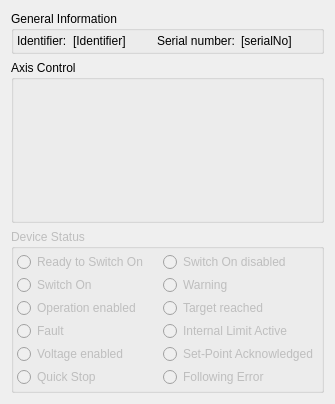
This is FaulhaberMCS/dockWidgetFaulhaberMCS.ui in itom-project/plugins as Qt 5 draws it before an edit. The edited form follows.
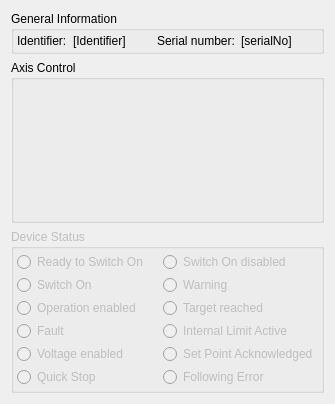
This is the edited form. Custom widgets are drawn as their Qt base class.

```diff
--- a/FaulhaberMCS/dockWidgetFaulhaberMCS.ui
+++ b/FaulhaberMCS/dockWidgetFaulhaberMCS.ui
@@ -120,7 +120,7 @@
       <item row="4" column="1">
        <widget class="QRadioButton" name="radioButtonSetPointAcknowledged">
         <property name="text">
-         <string>Set-Point Acknowledged</string>
+         <string>Set Point Acknowledged</string>
         </property>
         <property name="autoExclusive">
          <bool>false</bool>
```
Left out of the diff: 4 changed lines with no effect on the pictures.
